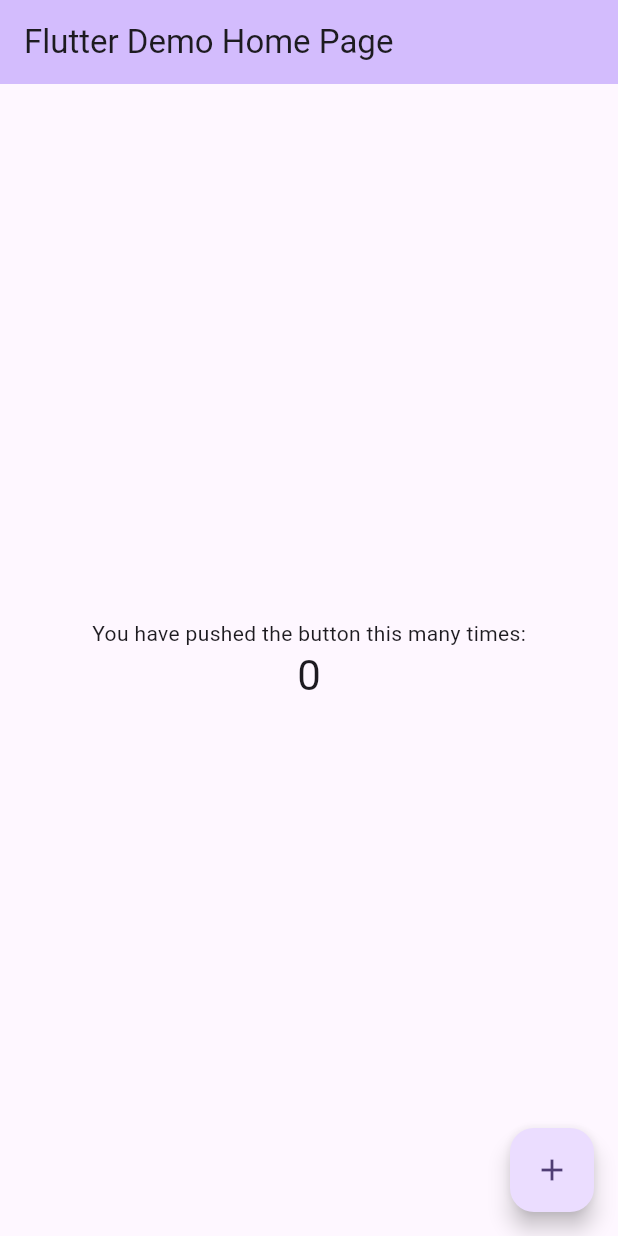
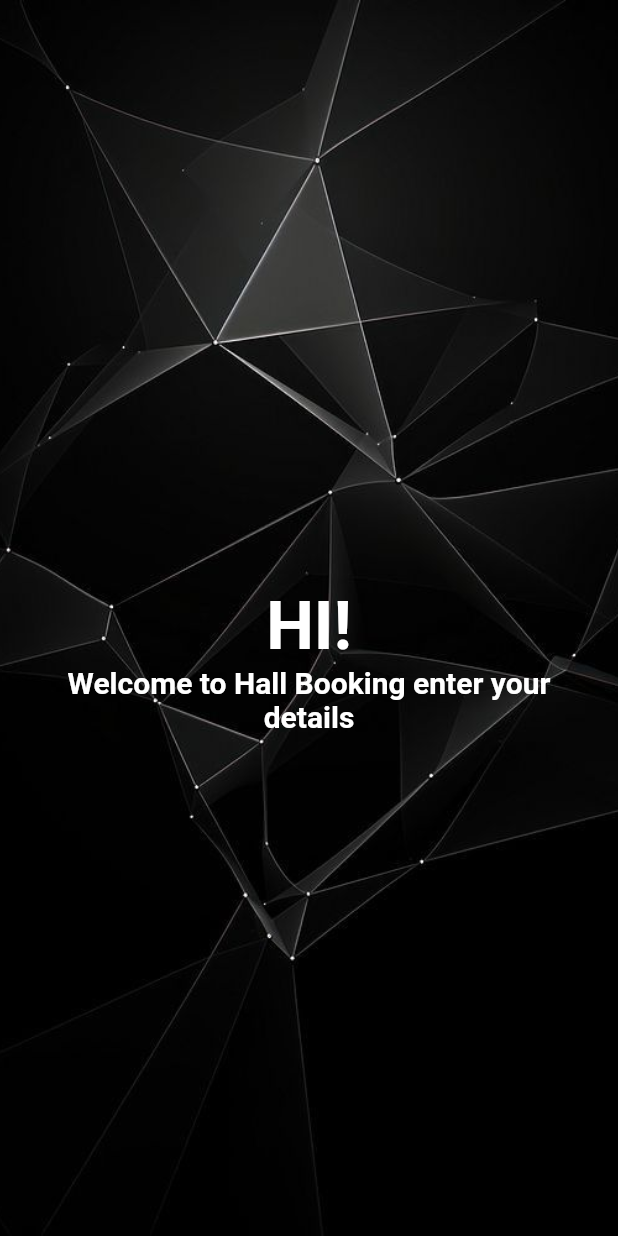
Before and after one commit to alwinalbert/regme, a Flutter app: the screen it shows after launch, on a phone screen of 412 x 824 dp. Run offline on Flutter 3.47's test engine with Material 3 defaults, Android fonts, the light colour scheme and no system bars.

Commit message:
welcome screen setted up

```diff
--- a/app/lib/main.dart
+++ b/app/lib/main.dart
@@ -1,3 +1,4 @@
+import 'package:app/screens/welcome_screen.dart';
 import 'package:flutter/material.dart';
 
 void main() {
@@ -11,6 +12,7 @@
   @override
   Widget build(BuildContext context) {
     return MaterialApp(
+      debugShowCheckedModeBanner: false,
       title: 'Flutter Demo',
       theme: ThemeData(
         // This is the theme of your application.
@@ -30,93 +32,7 @@
         // tested with just a hot reload.
         colorScheme: ColorScheme.fromSeed(seedColor: Colors.deepPurple),
       ),
-      home: const MyHomePage(title: 'Flutter Demo Home Page'),
+      home: const WelcomeScreen()
     );
   }
 }
-
-class MyHomePage extends StatefulWidget {
-  const MyHomePage({super.key, required this.title});
-
-  // This widget is the home page of your application. It is stateful, meaning
-  // that it has a State object (defined below) that contains fields that affect
-  // how it looks.
-
-  // This class is the configuration for the state. It holds the values (in this
-  // case the title) provided by the parent (in this case the App widget) and
-  // used by the build method of the State. Fields in a Widget subclass are
-  // always marked "final".
-
-  final String title;
-
-  @override
-  State<MyHomePage> createState() => _MyHomePageState();
-}
-
-class _MyHomePageState extends State<MyHomePage> {
-  int _counter = 0;
-
-  void _incrementCounter() {
-    setState(() {
-      // This call to setState tells the Flutter framework that something has
-      // changed in this State, which causes it to rerun the build method below
-      // so that the display can reflect the updated values. If we changed
-      // _counter without calling setState(), then the build method would not be
-      // called again, and so nothing would appear to happen.
-      _counter++;
-    });
-  }
-
-  @override
-  Widget build(BuildContext context) {
-    // This method is rerun every time setState is called, for instance as done
-    // by the _incrementCounter method above.
-    //
-    // The Flutter framework has been optimized to make rerunning build methods
-    // fast, so that you can just rebuild anything that needs updating rather
-    // than having to individually change instances of widgets.
-    return Scaffold(
-      appBar: AppBar(
-        // TRY THIS: Try changing the color here to a specific color (to
-        // Colors.amber, perhaps?) and trigger a hot reload to see the AppBar
-        // change color while the other colors stay the same.
-        backgroundColor: Theme.of(context).colorScheme.inversePrimary,
-        // Here we take the value from the MyHomePage object that was created by
-        // the App.build method, and use it to set our appbar title.
-        title: Text(widget.title),
-      ),
-      body: Center(
-        // Center is a layout widget. It takes a single child and positions it
-        // in the middle of the parent.
-        child: Column(
-          // Column is also a layout widget. It takes a list of children and
-          // arranges them vertically. By default, it sizes itself to fit its
-          // children horizontally, and tries to be as tall as its parent.
-          //
-          // Column has various properties to control how it sizes itself and
-          // how it positions its children. Here we use mainAxisAlignment to
-          // center the children vertically; the main axis here is the vertical
-          // axis because Columns are vertical (the cross axis would be
-          // horizontal).
-          //
-          // TRY THIS: Invoke "debug painting" (choose the "Toggle Debug Paint"
-          // action in the IDE, or press "p" in the console), to see the
-          // wireframe for each widget.
-          mainAxisAlignment: MainAxisAlignment.center,
-          children: <Widget>[
-            const Text('You have pushed the button this many times:'),
-            Text(
-              '$_counter',
-              style: Theme.of(context).textTheme.headlineMedium,
-            ),
-          ],
-        ),
-      ),
-      floatingActionButton: FloatingActionButton(
-        onPressed: _incrementCounter,
-        tooltip: 'Increment',
-        child: const Icon(Icons.add),
-      ), // This trailing comma makes auto-formatting nicer for build methods.
-    );
-  }
-}
--- /dev/null
+++ b/app/lib/screens/signin_screen.dart
@@ -0,0 +1,11 @@
+import 'package:app/widgets/custom_scaffold.dart';
+import 'package:flutter/material.dart';
+
+class SigninScreen extends StatelessWidget {
+  const SigninScreen({super.key});
+
+  @override
+  Widget build(BuildContext context) {
+    return const CustomScaffold();
+  }
+}
--- /dev/null
+++ b/app/lib/screens/signup_screen.dart
@@ -0,0 +1,11 @@
+import 'package:app/widgets/custom_scaffold.dart';
+import 'package:flutter/material.dart';
+
+class SignupScreen extends StatelessWidget {
+  const SignupScreen({super.key});
+
+  @override
+  Widget build(BuildContext context) {
+    return const CustomScaffold();
+  }
+}
--- /dev/null
+++ b/app/lib/screens/welcome_screen.dart
@@ -0,0 +1,49 @@
+import 'package:app/widgets/custom_scaffold.dart';
+import 'package:flutter/material.dart';
+
+class WelcomeScreen extends StatelessWidget {
+  const WelcomeScreen({super.key});
+
+  @override
+  Widget build(BuildContext context) {
+    return CustomScaffold(
+      child: Column(
+        children: [
+          Flexible(
+            child: Container(
+              padding: EdgeInsets.symmetric(
+                vertical: 0,
+                horizontal: 40.0,
+              ),
+              child: Center(
+                child: RichText(
+                  textAlign: TextAlign.center,
+                  text: TextSpan(
+                    children: [
+                      TextSpan(
+                        text: 'HI!\n',
+                        style: TextStyle(
+                          fontSize: 45,
+                          fontWeight: FontWeight.bold,
+                          color: Colors.white,
+                        ),
+                      ),
+                      TextSpan(
+                        text: 'Welcome to Hall Booking enter your details',
+                        style: TextStyle(
+                          fontSize: 20,
+                          fontWeight: FontWeight.bold,
+                          color: Colors.white,
+                        ),
+                      ),
+                    ],
+                  ),
+                ),
+              ),
+            ),
+          ),
+        ],
+      ),
+    );
+  }
+}
--- /dev/null
+++ b/app/lib/widgets/custom_scaffold.dart
@@ -0,0 +1,28 @@
+import 'package:flutter/material.dart';
+
+class CustomScaffold extends StatelessWidget {
+  const CustomScaffold({super.key,this.child});
+  final Widget?child;
+  @override
+  Widget build(BuildContext context) {
+    return Scaffold(
+      appBar: AppBar(
+        backgroundColor: Colors.transparent,
+        elevation: 0,
+      ),
+            extendBodyBehindAppBar: true,
+            body: Stack(
+        children:[
+          Image.asset('assets/images/bg.jpeg',
+          fit : BoxFit.cover,
+          width: double.infinity,
+          height: double.infinity,
+          ),
+          SafeArea(
+            child:child!,
+            ),
+        ],
+      ),
+    );
+  }
+}
--- a/app/pubspec.yaml
+++ b/app/pubspec.yaml
@@ -34,6 +34,7 @@ dependencies:
   # The following adds the Cupertino Icons font to your application.
   # Use with the CupertinoIcons class for iOS style icons.
   cupertino_icons: ^1.0.8
+  icons_plus: ^4.0.0
 
 dev_dependencies:
   flutter_test:
@@ -58,8 +59,8 @@ flutter:
   uses-material-design: true
 
   # To add assets to your application, add an assets section, like this:
-  # assets:
-  #   - images/a_dot_burr.jpeg
+  assets:
+   - assets/images/
   #   - images/a_dot_ham.jpeg
 
   # An image asset can refer to one or more resolution-specific "variants", see
```
Also changed, not shown: app/assets/images/bg.jpeg (added), app/lib/screens/forgot_password.dart (added), app/pubspec.lock.
